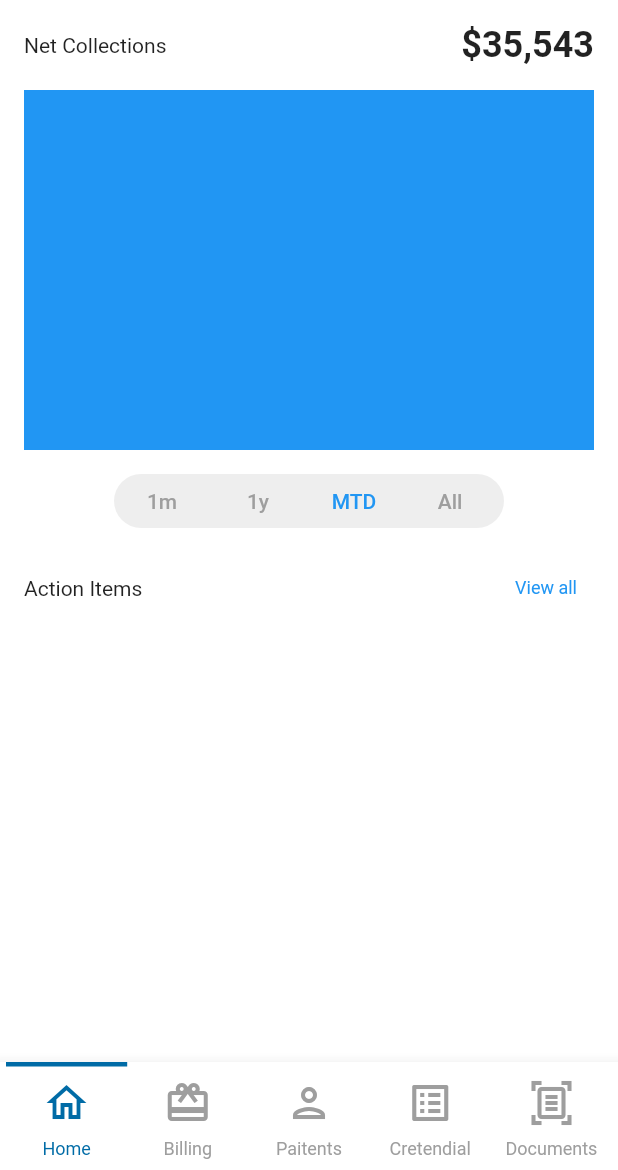
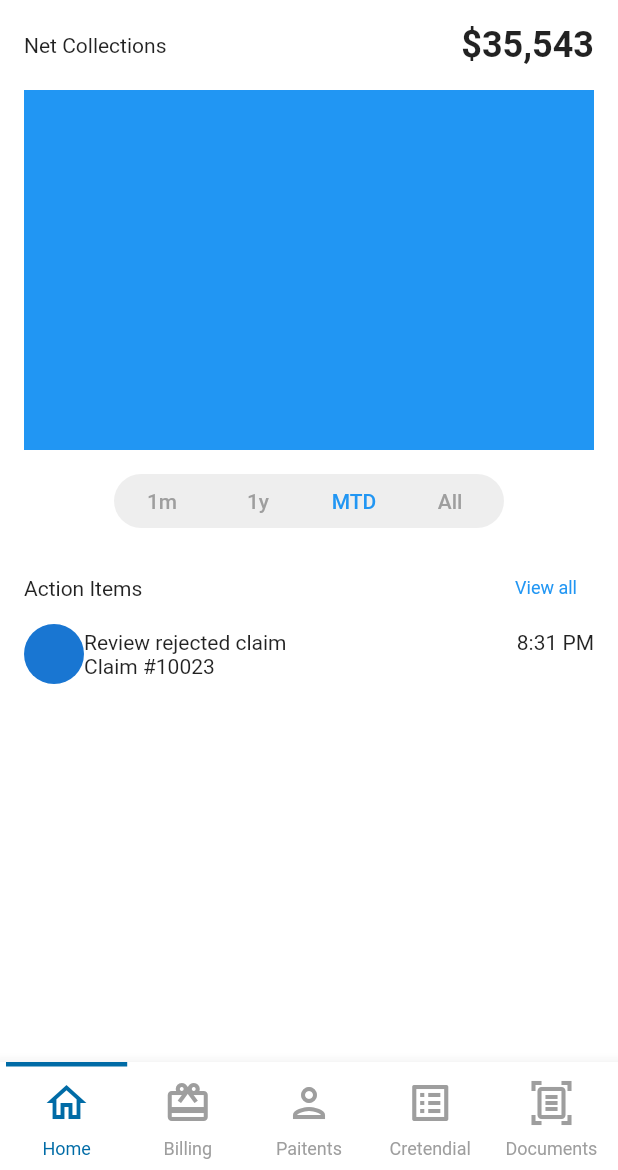
Before and after one commit to JAICHANGPARK/flutter_notebook_chapter_21, a Flutter app: the screen it shows after launch, on a phone screen of 412 x 824 dp, the part 66-1236 px from its top. Run offline on Flutter 3.47's test engine with Material 2 defaults, Android fonts, the phone set to English and light mode, and no system bars; drawn by our look-alikes of badges; our stand-ins replace flutter_riverpod; network calls fail.

Commit message:
Update hc_home_widget.dart

```diff
--- a/lib/ep1201_health_care_app/src/ui/hc_home_widget.dart
+++ b/lib/ep1201_health_care_app/src/ui/hc_home_widget.dart
@@ -51,11 +51,12 @@ class HcHomeWidget extends StatelessWidget {
                       )),
                   TextButton(onPressed: () {}, child: Text("MTD")),
                   TextButton(
-                      onPressed: () {},
-                      child: Text("All"),
-                      style: TextButton.styleFrom(
-                        primary: Colors.grey,
-                      )),
+                    onPressed: () {},
+                    child: Text("All"),
+                    style: TextButton.styleFrom(
+                      primary: Colors.grey,
+                    ),
+                  ),
                 ],
               ),
             ),
@@ -78,7 +79,29 @@ class HcHomeWidget extends StatelessWidget {
                   ),
                 ),
               ],
-            )
+            ),
+            ...[
+              Row(
+                children: [
+                  CircleAvatar(),
+                  Expanded(
+                    child: Column(
+                      crossAxisAlignment: CrossAxisAlignment.start,
+                      children: [
+                        Row(
+                          mainAxisAlignment: MainAxisAlignment.spaceBetween,
+                          children: [
+                            Text("Review rejected claim"),
+                            Text("8:31 PM"),
+                          ],
+                        ),
+                        Text("Claim #10023")
+                      ],
+                    ),
+                  )
+                ],
+              )
+            ]
           ],
         ),
       ),
```
